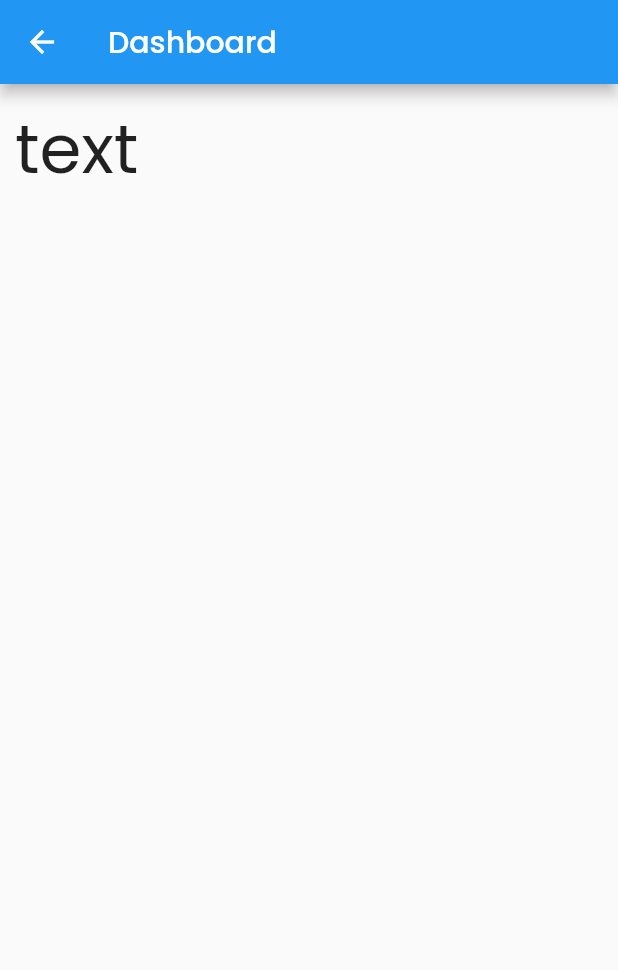
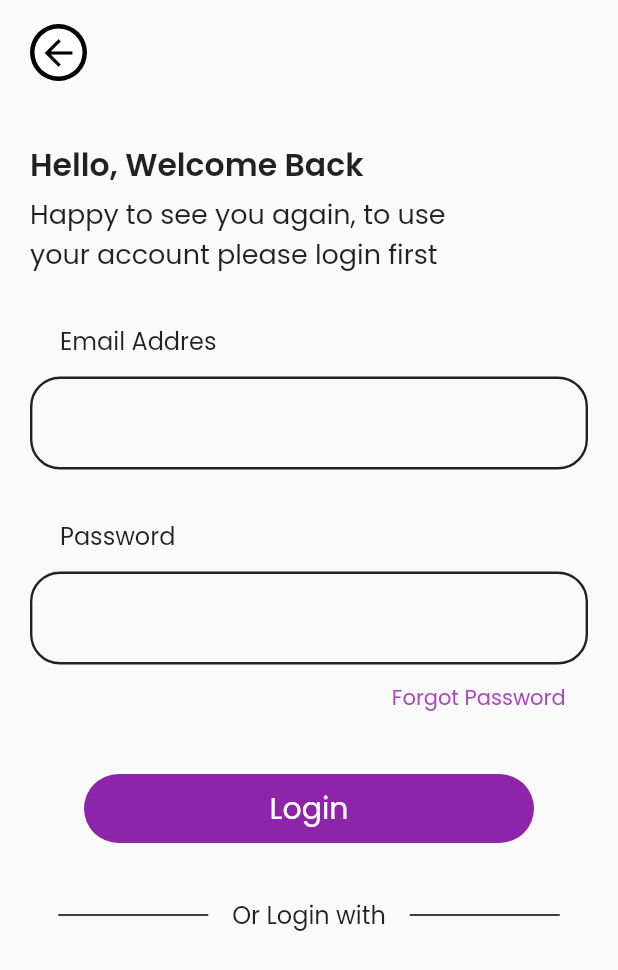
Before and after one commit to Tithi-S/CapitalCrew, a Flutter app: the screen it shows after launch, after a tap on "Get Started", on a phone screen of 412 x 824 dp. Shown: the top 970 px of the screen. Run offline on Flutter 3.47's test engine with Material 2 defaults, Android fonts, the phone set to English and light mode, and no system bars; our stand-ins replace google_fonts.

Commit message:
completing login screen

```diff
--- a/lib/screens/login_screen.dart
+++ b/lib/screens/login_screen.dart
@@ -1,4 +1,5 @@
 import 'package:flutter/material.dart';
+import 'package:slice_ui_chatapp_figma/widgets/long_button.dart';
 
 class LoginScreen extends StatelessWidget {
   const LoginScreen({super.key});
@@ -6,21 +7,173 @@ class LoginScreen extends StatelessWidget {
   @override
   Widget build(BuildContext context) {
     return Scaffold(
-      appBar: AppBar(
-        title: const Text("Dashboard"),
-        actions: const [],
-      ),
-      body: SingleChildScrollView(
-        child: Container(
-          padding: const EdgeInsets.all(10.0),
-          child: Column(
-            children: const [
-              Text("text",
-              style: TextStyle(
-              fontSize: 45.0,
-              ),
-              ),
-            ],
+      body: SafeArea(
+        child: Padding(
+          padding: const EdgeInsets.symmetric(horizontal: 20.0),
+          child: SingleChildScrollView(
+            controller: ScrollController(),
+            child: Column(
+              crossAxisAlignment: CrossAxisAlignment.start,
+              children: [
+                const SizedBox(
+                  height: 16.0,
+                ),
+                Row(
+                  children: [
+                    InkWell(
+                      onTap: () {
+                        Navigator.pop(context);
+                      },
+                      child: const CircleAvatar(
+                        backgroundColor: Colors.black,
+                        radius: 19,
+                        child: CircleAvatar(
+                          foregroundColor: Colors.black,
+                          backgroundColor: Colors.white,
+                          radius: 16,
+                          child: Icon(
+                            Icons.arrow_back,
+                            size: 28,
+                          ),
+                        ),
+                      ),
+                    ),
+                  ],
+                ),
+                const SizedBox(
+                  height: 40.0,
+                ),
+                const Text(
+                  "Hello, Welcome Back",
+                  style: TextStyle(fontSize: 21.0, fontWeight: FontWeight.w600),
+                ),
+                const SizedBox(
+                  height: 4.0,
+                ),
+                const SizedBox(
+                  width: 300,
+                  child: Text(
+                    "Happy to see you again, to use your account please login first",
+                    style: TextStyle(
+                      fontSize: 18.0,
+                    ),
+                  ),
+                ),
+                const SizedBox(
+                  height: 32.0,
+                ),
+                const Padding(
+                  padding: EdgeInsets.only(left: 20),
+                  child: Text(
+                    "Email Addres",
+                    style: TextStyle(
+                      fontSize: 16.0,
+                    ),
+                  ),
+                ),
+                const SizedBox(
+                  height: 12.0,
+                ),
+                TextFormField(
+                  decoration: const InputDecoration(
+                    enabledBorder: OutlineInputBorder(
+                      borderRadius: BorderRadius.all(Radius.circular(20)),
+                      borderSide: BorderSide(
+                        width: 1.6,
+                        color: Colors.black87,
+                      ),
+                    ),
+                    focusedBorder: OutlineInputBorder(
+                      borderRadius: BorderRadius.all(Radius.circular(20)),
+                      borderSide: BorderSide(
+                        width: 2,
+                        color: Colors.purple,
+                      ),
+                    ),
+                  ),
+                  onChanged: (value) {},
+                ),
+                const SizedBox(
+                  height: 32.0,
+                ),
+                const Padding(
+                  padding: EdgeInsets.only(left: 20),
+                  child: Text(
+                    "Password",
+                    style: TextStyle(
+                      fontSize: 16.0,
+                    ),
+                  ),
+                ),
+                const SizedBox(
+                  height: 12.0,
+                ),
+                TextFormField(
+                  obscureText: true,
+                  decoration: const InputDecoration(
+                    enabledBorder: OutlineInputBorder(
+                      borderRadius: BorderRadius.all(Radius.circular(20)),
+                      borderSide: BorderSide(
+                        width: 1.6,
+                        color: Colors.black87,
+                      ),
+                    ),
+                    focusedBorder: OutlineInputBorder(
+                      borderRadius: BorderRadius.all(Radius.circular(20)),
+                      borderSide: BorderSide(
+                        width: 2,
+                        color: Colors.purple,
+                      ),
+                    ),
+                  ),
+                  onChanged: (value) {},
+                ),
+                const SizedBox(
+                  height: 12.0,
+                ),
+                Align(
+                  alignment: Alignment.centerRight,
+                  child: Text(
+                    "Forgot Password    ",
+                    style: TextStyle(
+                      fontSize: 14.0,
+                      color: Colors.purple[400],
+                    ),
+                  ),
+                ),
+                const SizedBox(
+                  height: 40,
+                ),
+                LongButton(onTap: () {}, buttonText: "Login"),
+                const SizedBox(
+                  height: 20.0,
+                ),
+                Row(
+                  mainAxisAlignment: MainAxisAlignment.center,
+                  children: [
+                    Container(
+                      color: Colors.black,
+                      height: 1,
+                      width: 100,
+                    ),
+                    const Padding(
+                      padding: EdgeInsets.all(16.0),
+                      child: Text(
+                        "Or Login with",
+                        style: TextStyle(
+                          fontSize: 16.0,
+                        ),
+                      ),
+                    ),
+                    Container(
+                      color: Colors.black,
+                      height: 1,
+                      width: 100,
+                    ),
+                  ],
+                ),
+              ],
+            ),
           ),
         ),
       ),
--- a/lib/screens/splash_screen.dart
+++ b/lib/screens/splash_screen.dart
@@ -17,10 +17,10 @@ class SplashScreen extends StatelessWidget {
             crossAxisAlignment: CrossAxisAlignment.start,
             children: [
               const SizedBox(
-                height: 12.0,
+                height: 16.0,
               ),
               Padding(
-                padding: EdgeInsets.only(
+                padding: const EdgeInsets.only(
                   left: 68,
                 ),
                 child: Text("Get Closer To EveryOne",
@@ -32,7 +32,7 @@ class SplashScreen extends StatelessWidget {
                     )),
               ),
               const SizedBox(
-                height: 12.0,
+                height: 16.0,
               ),
               Padding(
                 padding: const EdgeInsets.only(left: 36),
@@ -49,7 +49,7 @@ class SplashScreen extends StatelessWidget {
                 ),
               ),
               const SizedBox(
-                height: 20.0,
+                height: 24.0,
               ),
               Center(
                 child: Image.asset(
```
